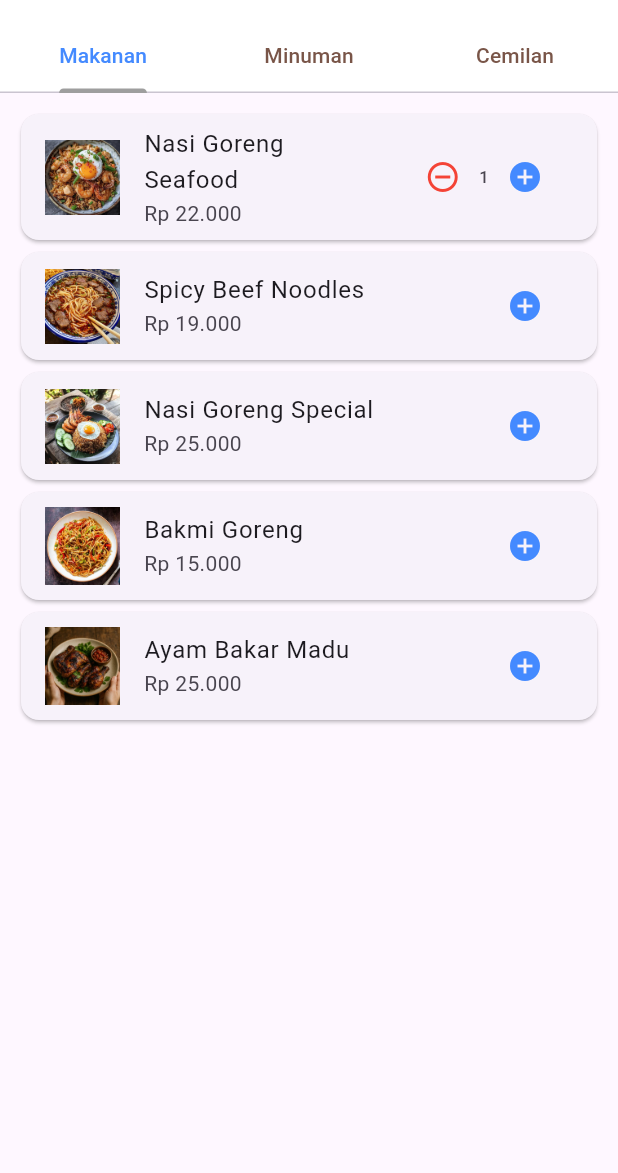
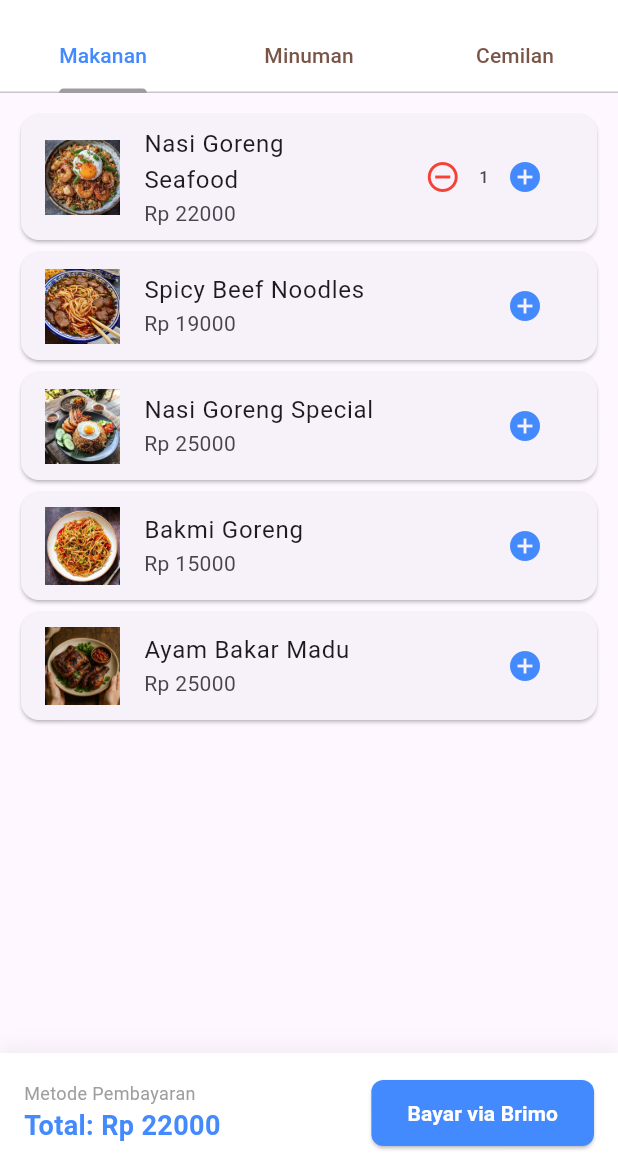
Before and after one commit to saridevinta32-bot/menu_cafe_twentyfive, a Flutter app: the screen it shows after launch, after a tap on the "add circle" icon, on a phone screen of 412 x 824 dp, the part 63-1236 px from its top. Run offline on Flutter 3.47's test engine with Material 3 defaults, Android fonts, the phone set to English and light mode, and no system bars.

Commit message:
commit 8: menyelesaikan fungsi hitung total dan panel pembayaran Brimo

```diff
--- a/lib/main.dart
+++ b/lib/main.dart
@@ -2,7 +2,11 @@ import 'package:flutter/material.dart';
 
 void main() {
   runApp(
-    const MaterialApp(debugShowCheckedModeBanner: false, home: HomePage()),
+    const MaterialApp(
+      debugShowCheckedModeBanner: false,
+      title: 'Menu Cafe 25',
+      home: HomePage(),
+    ),
   );
 }
 
@@ -20,27 +24,27 @@ class _HomePageState extends State<HomePage> {
   final List<Map<String, String>> dataMakanan = [
     {
       "nama": "Nasi Goreng Seafood",
-      "harga": "22.000",
+      "harga": "22000",
       "gambar": "assets/makanan/makan_nasgor_seafood.jpeg",
     },
     {
       "nama": "Spicy Beef Noodles",
-      "harga": "19.000",
+      "harga": "19000",
       "gambar": "assets/makanan/makan_spicy.jpeg",
     },
     {
       "nama": "Nasi Goreng Special",
-      "harga": "25.000",
+      "harga": "25000",
       "gambar": "assets/makanan/makan_nasgor_special.jpeg",
     },
     {
       "nama": "Bakmi Goreng",
-      "harga": "15.000",
+      "harga": "15000",
       "gambar": "assets/makanan/makan_bakmi.jpeg",
     },
     {
       "nama": "Ayam Bakar Madu",
-      "harga": "25.000",
+      "harga": "25000",
       "gambar": "assets/makanan/makan_ayam.jpeg",
     },
   ];
@@ -48,32 +52,32 @@ class _HomePageState extends State<HomePage> {
   final List<Map<String, String>> dataMinuman = [
     {
       "nama": "Matcha Latte",
-      "harga": "18.000",
+      "harga": "18000",
       "gambar": "assets/minuman/minum_matcha.jpeg",
     },
     {
       "nama": "Thai Tea",
-      "harga": "18.000",
+      "harga": "18000",
       "gambar": "assets/minuman/minum_thaitea.jpeg",
     },
     {
       "nama": "Caramel Macchiato",
-      "harga": "19.000",
+      "harga": "19000",
       "gambar": "assets/minuman/minum_caramel.jpeg",
     },
     {
       "nama": "Es Kopi Susu",
-      "harga": "16.000",
+      "harga": "16000",
       "gambar": "assets/minuman/minum_eskopi.jpeg",
     },
     {
       "nama": "Signature Coklat",
-      "harga": "19.000",
+      "harga": "19000",
       "gambar": "assets/minuman/minum_signature.jpeg",
     },
     {
       "nama": "Mineral",
-      "harga": "6.000",
+      "harga": "6000",
       "gambar": "assets/minuman/minum_mineral.jpeg",
     },
   ];
@@ -81,28 +85,46 @@ class _HomePageState extends State<HomePage> {
   final List<Map<String, String>> dataCemilan = [
     {
       "nama": "Chicken Burger",
-      "harga": "18.000",
+      "harga": "18000",
       "gambar": "assets/cemilan/cemil_chicken.jpeg",
     },
     {
       "nama": "French Fries",
-      "harga": "12.000",
+      "harga": "12000",
       "gambar": "assets/cemilan/cemil_french.jpeg",
     },
     {
       "nama": "Sandwich Cheese",
-      "harga": "18.000",
+      "harga": "18000",
       "gambar": "assets/cemilan/cemil_sandwich.jpeg",
     },
     {
       "nama": "Dimsum",
-      "harga": "15.000",
+      "harga": "15000",
       "gambar": "assets/cemilan/cemil_dimsum.jpeg",
     },
   ];
 
+  int hitungTotal() {
+    int total = 0;
+    List<Map<String, String>> semuaMenu = [
+      ...dataMakanan,
+      ...dataMinuman,
+      ...dataCemilan,
+    ];
+
+    pesanan.forEach((nama, jumlah) {
+      if (jumlah > 0) {
+        var item = semuaMenu.firstWhere((element) => element['nama'] == nama);
+        total += int.parse(item['harga']!) * jumlah;
+      }
+    });
+    return total;
+  }
+
   @override
   Widget build(BuildContext context) {
+    int totalHarga = hitungTotal();
     return DefaultTabController(
       length: 3,
       child: Scaffold(
@@ -130,6 +152,72 @@ class _HomePageState extends State<HomePage> {
             _buildListMenu(dataCemilan),
           ],
         ),
+
+        bottomNavigationBar: totalHarga > 0
+            ? Container(
+                padding: const EdgeInsets.all(16),
+                decoration: BoxDecoration(
+                  color: Colors.white,
+                  boxShadow: [
+                    BoxShadow(
+                      color: Colors.black.withValues(alpha: 0.05),
+                      blurRadius: 10,
+                      offset: const Offset(0, -4),
+                    ),
+                  ],
+                ),
+                child: Row(
+                  mainAxisAlignment: MainAxisAlignment.spaceBetween,
+                  children: [
+                    Column(
+                      mainAxisSize: MainAxisSize.min,
+                      crossAxisAlignment: CrossAxisAlignment.start,
+                      children: [
+                        const Text(
+                          "Metode Pembayaran",
+                          style: TextStyle(fontSize: 12, color: Colors.grey),
+                        ),
+                        Text(
+                          "Total: Rp $totalHarga",
+                          style: const TextStyle(
+                            fontSize: 18,
+                            fontWeight: FontWeight.bold,
+                            color: Colors.blueAccent,
+                          ),
+                        ),
+                      ],
+                    ),
+                    ElevatedButton(
+                      onPressed: () {
+                        Navigator.push(
+                          context,
+                          MaterialPageRoute(
+                            builder: (context) => const HalamanSukses(),
+                          ),
+                        );
+                      },
+                      style: ElevatedButton.styleFrom(
+                        backgroundColor: Colors.blueAccent,
+                        padding: const EdgeInsets.symmetric(
+                          horizontal: 24,
+                          vertical: 12,
+                        ),
+                        shape: RoundedRectangleBorder(
+                          borderRadius: BorderRadius.circular(8),
+                        ),
+                      ),
+                      child: Text(
+                        "Bayar via $metodePilihan",
+                        style: const TextStyle(
+                          color: Colors.white,
+                          fontWeight: FontWeight.bold,
+                        ),
+                      ),
+                    ),
+                  ],
+                ),
+              )
+            : null,
       ),
     );
   }
@@ -184,3 +272,25 @@ class _HomePageState extends State<HomePage> {
     );
   }
 }
+
+class HalamanSukses extends StatelessWidget {
+  const HalamanSukses({super.key});
+
+  @override
+  Widget build(BuildContext context) {
+    return const Scaffold(
+      backgroundColor: Colors.white,
+      body: Center(
+        child: Text(
+          "Oke, pesanan akan kami siapkan!",
+          style: TextStyle(
+            fontSize: 20,
+            fontWeight: FontWeight.bold,
+            color: Colors.black,
+          ),
+          textAlign: TextAlign.center,
+        ),
+      ),
+    );
+  }
+}
```
